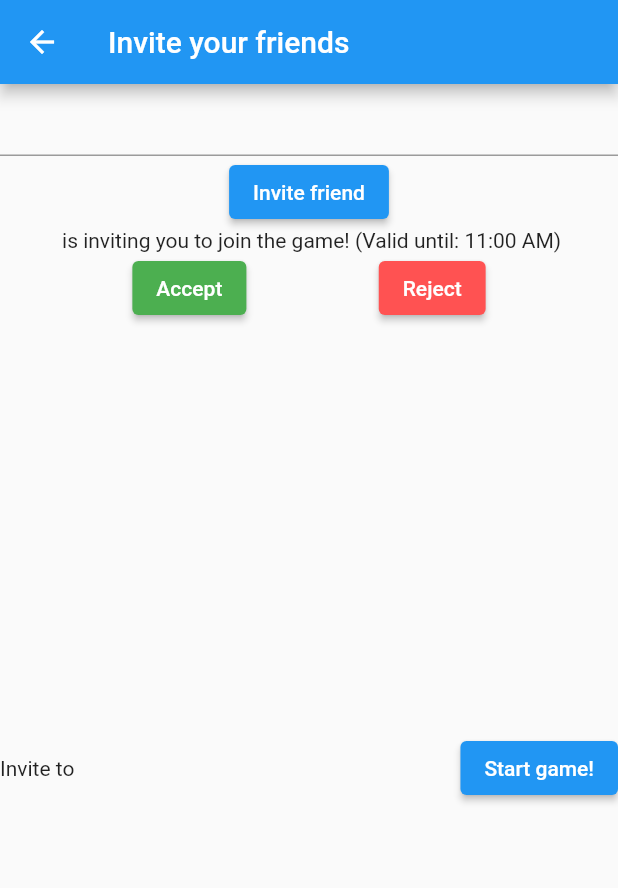
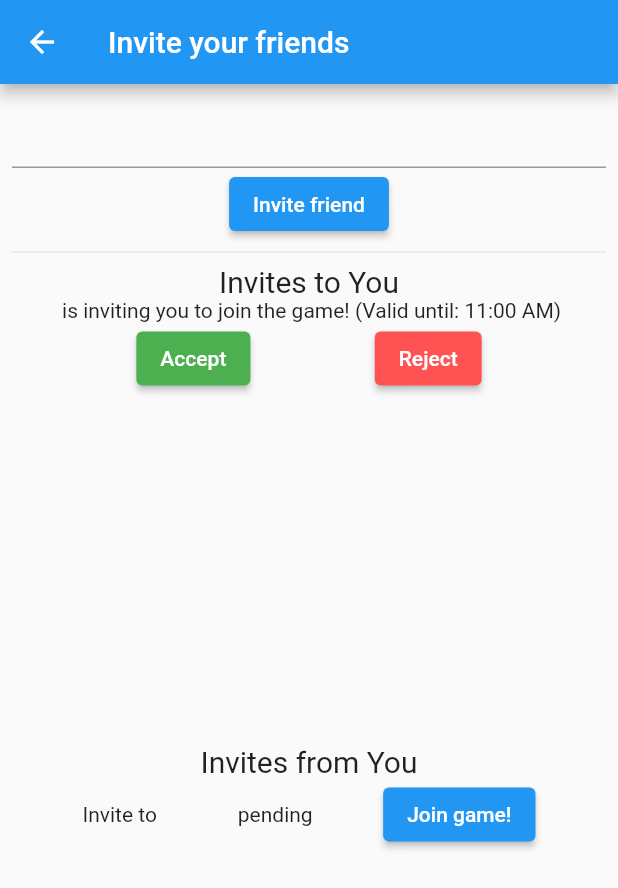
Before and after one commit to betusin/darts-counter, a Flutter app: the OnlineGameStartPage screen opened by its route, after a tap on "Invite friend", on a phone screen of 412 x 824 dp. Shown: the top 888 px of the screen. Run offline on Flutter 3.47's test engine with Material 2 defaults, Android fonts, the light colour scheme and no system bars; our stand-ins replace cloud_firestore, firebase_auth, firebase_core, fl_chart, get_it; missing offline and left inert: firebase_ui_auth; accounts and stored records are empty; generated files the repository leaves out were written again.

Commit message:
feat: ListItem for sent invites

```diff
--- a/lib/pages/online_game_start_page.dart
+++ b/lib/pages/online_game_start_page.dart
@@ -1,7 +1,7 @@
 import 'package:cloud_firestore/cloud_firestore.dart';
-import 'package:dartboard/pages/online_game.dart';
 import 'package:dartboard/service/invite_service.dart';
 import 'package:dartboard/service/ioc_container.dart';
+import 'package:dartboard/widgets/invite_from_list_item.dart';
 import 'package:flutter/material.dart';
 
 import '../widgets/invite_list_item.dart';
@@ -19,23 +19,33 @@ class OnlineGameStartPage extends StatelessWidget {
       appBar: AppBar(
         title: Text("Invite your friends"),
       ),
-      body: Column(
+      body: Padding(
+        padding: const EdgeInsets.all(8.0),
+        child: Column(
           children: [
             TextField(
               controller: textController,
             ),
             ElevatedButton(
               onPressed: () {
-              print("will send invite to ${textController.value.text}");
-
                 inviteController.sendInvite(textController.value.text);
                 textController.clear();
               },
               child: Text("Invite friend"),
             ),
+            Divider(),
+            Text(
+              "Invites to You",
+              style: TextStyle(fontSize: 20),
+            ),
             _buildInvitesToYou(context),
+            Text(
+              "Invites from You",
+              style: TextStyle(fontSize: 20),
+            ),
             _buildInvitesFromYou(context),
           ],
+        ),
       ),
     );
   }
@@ -56,6 +66,10 @@ class OnlineGameStartPage extends StatelessWidget {
           }
 
           final docs = snapshot.data!.docs;
+
+          if (docs.length == 0) {
+            return Text("No invites yet");
+          }
 
           return ListView.separated(
             itemBuilder: (context, index) {
@@ -96,22 +110,10 @@ class OnlineGameStartPage extends StatelessWidget {
           return ListView.separated(
             itemBuilder: (context, index) {
               var docData = docs[index].data();
-              return Row(
-                mainAxisAlignment: MainAxisAlignment.spaceBetween,
-                children: [
-                  Text("Invite to  ${docData['inviteTo']}"),
-                  ElevatedButton(
-                    onPressed: () {
-                      final pageToPush = MaterialPageRoute(
-                        builder: (BuildContext context) {
-                          return OnlineGame(gameID: docs[index].id);
-                        },
-                      );
-                      Navigator.push(context, pageToPush);
-                    },
-                    child: Text("Start game!"),
-                  ),
-                ],
+              return InviteFromListItem(
+                inviteTo: docData['inviteTo'],
+                status: docData['status'],
+                gameID: docs[index].id,
               );
             },
             separatorBuilder: (BuildContext context, int index) {
--- /dev/null
+++ b/lib/widgets/invite_from_list_item.dart
@@ -0,0 +1,38 @@
+import 'package:flutter/material.dart';
+
+import '../pages/online_game.dart';
+
+class InviteFromListItem extends StatelessWidget {
+  final String status;
+  final String gameID;
+  final String inviteTo;
+
+  const InviteFromListItem(
+      {Key? key,
+      required this.status,
+      required this.gameID,
+      required this.inviteTo})
+      : super(key: key);
+
+  @override
+  Widget build(BuildContext context) {
+    return Row(
+      mainAxisAlignment: MainAxisAlignment.spaceEvenly,
+      children: [
+        Text("Invite to  $inviteTo"),
+        Text(status),
+        ElevatedButton(
+          onPressed: () {
+            final pageToPush = MaterialPageRoute(
+              builder: (BuildContext context) {
+                return OnlineGame(gameID: gameID);
+              },
+            );
+            Navigator.push(context, pageToPush);
+          },
+          child: Text("Join game!"),
+        ),
+      ],
+    );
+  }
+}
```
Lines whose indentation alone changed are shown as unchanged.
